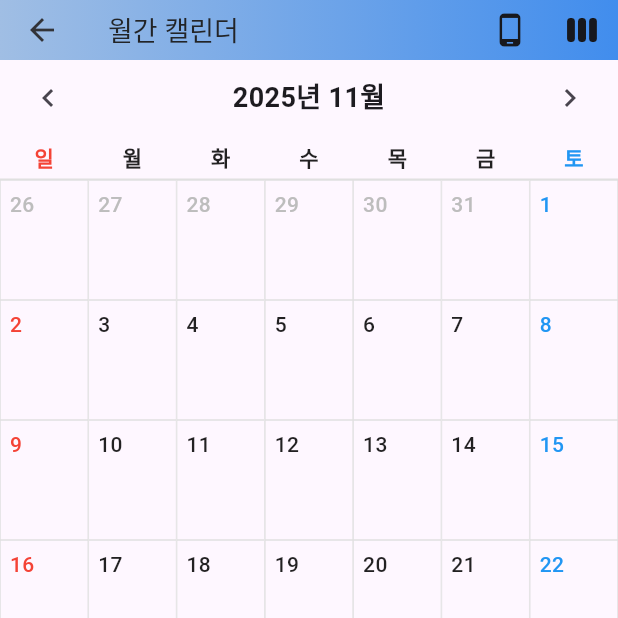
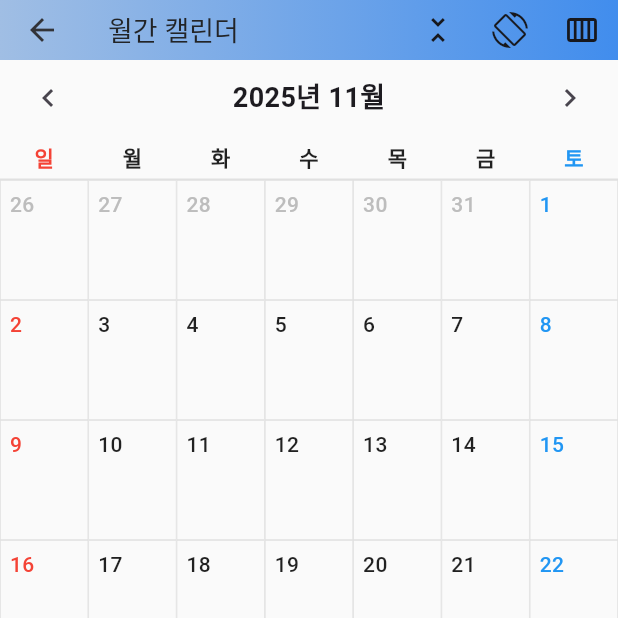
Before and after one commit to ssh5437/flutter_schedule_app, a Flutter app: the CalendarViewScreen screen opened directly, on a phone screen of 412 x 824 dp, the top half of it. Run offline on Flutter 3.47's test engine with Material 3 defaults, Android fonts, the phone set to English and light mode, and no system bars; our stand-ins replace app_links, file_picker, firebase_analytics, firebase_core, fl_chart, flutter_colorpicker and 10 more; missing offline and left inert: encrypt, home_widget, pointycastle, workmanager; accounts and stored records are empty; statements that could not run were skipped.

Commit message:
월캘린더 확장/축소버튼 추가, 배경색 좀 더 흰색으로 변경

```diff
--- a/lib/main.dart
+++ b/lib/main.dart
@@ -202,6 +202,7 @@ class _MyAppState extends State<MyApp> {
         title: '비비 관리',
         theme: ThemeData(
           colorScheme: ColorScheme.fromSeed(seedColor: Colors.deepPurple),
+          scaffoldBackgroundColor: const Color(0xFFFAFAFA),
           useMaterial3: true,
         ),
         debugShowCheckedModeBanner: false,
@@ -364,6 +365,7 @@ class _MainScreenState extends State<MainScreen> {
           });
         },
         type: BottomNavigationBarType.fixed,
+        backgroundColor: const Color(0xFFFAFAFA),
         selectedItemColor: const Color(0xFF579bf2),
         items: const [
           BottomNavigationBarItem(
--- a/lib/screens/calendar_screen.dart
+++ b/lib/screens/calendar_screen.dart
@@ -23,14 +23,16 @@ class CalendarScreenState extends State<CalendarScreen> {
   final ScrollController _scrollController = ScrollController();
   Color _pendingColor = const Color(0xFFFAE6BB); // 예정 스케줄 색상
   Color _confirmedColor = const Color(0xFFFFFFFF); // 확정 스케줄 색상 (흰색)
+  bool _isCalendarCompact = false; // 캘린더 축소 모드 여부
 
   // 외부에서 호출 가능한 새로고침 메서드
   void refresh() {
     _loadSchedules();
   }
 
-  // 외부에서 접근 가능한 isPortrait getter
+  // 외부에서 접근 가능한 getter들
   bool get isPortrait => _isPortrait;
+  bool get isCalendarCompact => _isCalendarCompact;
 
   // 외부에서 호출 가능한 가로/세로 전환 메서드
   void toggleOrientation() {
@@ -39,12 +41,34 @@ class CalendarScreenState extends State<CalendarScreen> {
     });
   }
 
+  // 외부에서 호출 가능한 캘린더 확장/축소 전환 메서드
+  void toggleCalendarCompactMode() {
+    _toggleCalendarCompactMode();
+  }
+
   @override
   void initState() {
     super.initState();
     _selectedDay = _focusedDay;
     _loadSchedules();
     _loadColors();
+    _loadCalendarCompactState();
+  }
+
+  Future<void> _loadCalendarCompactState() async {
+    final prefs = await SharedPreferences.getInstance();
+    if (!mounted) return;
+    setState(() {
+      _isCalendarCompact = prefs.getBool('calendar_compact_mode') ?? false;
+    });
+  }
+
+  Future<void> _toggleCalendarCompactMode() async {
+    final prefs = await SharedPreferences.getInstance();
+    setState(() {
+      _isCalendarCompact = !_isCalendarCompact;
+    });
+    await prefs.setBool('calendar_compact_mode', _isCalendarCompact);
   }
 
   Future<void> _loadColors() async {
@@ -267,10 +291,63 @@ class CalendarScreenState extends State<CalendarScreen> {
           color: backgroundColor,
           border: Border.all(color: borderColor, width: isToday || isSelected ? 2 : 0.5),
         ),
+        child: AnimatedContainer(
+          duration: const Duration(milliseconds: 300),
+          curve: Curves.easeInOut,
           child: Column(
             crossAxisAlignment: CrossAxisAlignment.stretch,
             children: [
               // 날짜 표시
+              if (_isCalendarCompact)
+                // 축소 모드: 날짜와 업체별 색상 점 표시
+                Padding(
+                  padding: const EdgeInsets.symmetric(horizontal: 4.0, vertical: 2.0),
+                  child: Column(
+                    crossAxisAlignment: CrossAxisAlignment.start,
+                    children: [
+                      // 날짜
+                      Text(
+                        '${day.day}',
+                        style: TextStyle(
+                          fontSize: 12,
+                          fontWeight: isToday ? FontWeight.bold : FontWeight.w500,
+                          color: isOutside
+                              ? Colors.grey.shade400
+                              : isWeekend
+                                  ? (day.weekday == DateTime.sunday ? Colors.red : Colors.blue)
+                                  : Colors.black87,
+                        ),
+                      ),
+                      // 업체별 색상 점 표시
+                      if (schedules.isNotEmpty)
+                        Padding(
+                          padding: const EdgeInsets.only(top: 4.0),
+                          child: Wrap(
+                            spacing: 2,
+                            runSpacing: 2,
+                            children: schedules.map((schedule) {
+                              // 업체 색상 가져오기
+                              final companyColor = schedule.companyName != null
+                                  ? _companyColors[schedule.companyName] ?? 0xFF9E9E9E
+                                  : 0xFF9E9E9E;
+                              final color = Color(companyColor);
+
+                              return Container(
+                                width: 6,
+                                height: 6,
+                                decoration: BoxDecoration(
+                                  color: color,
+                                  shape: BoxShape.circle,
+                                ),
+                              );
+                            }).toList(),
+                          ),
+                        ),
+                    ],
+                  ),
+                )
+              else
+                // 확장 모드: 날짜만 표시
                 Container(
                   padding: const EdgeInsets.all(6.0),
                   child: Text(
@@ -286,10 +363,12 @@ class CalendarScreenState extends State<CalendarScreen> {
                     ),
                   ),
                 ),
-            // 스케줄 목록
+              // 스케줄 목록 또는 개수 표시 (확장 모드에서만)
+              if (!_isCalendarCompact)
                 Expanded(
                   child: schedules.isEmpty
                       ? const SizedBox.shrink()
+                        // 확장 모드: 스케줄 상세 정보 표시
                         : ListView.builder(
                             padding: const EdgeInsets.symmetric(horizontal: 4, vertical: 0),
                             physics: const NeverScrollableScrollPhysics(),
@@ -339,6 +418,7 @@ class CalendarScreenState extends State<CalendarScreen> {
                           ),
                 ),
             ],
+          ),
         ),
       ),
     );
@@ -401,12 +481,18 @@ class CalendarScreenState extends State<CalendarScreen> {
         }
       }
 
+      // 축소 모드: 고정 높이 50px (날짜와 개수만 표시)
+      if (_isCalendarCompact) {
+        rowHeights.add(50.0);
+      } else {
+        // 확장 모드: 기존 로직
         // 스케줄이 2개 이상이면 기본 높이 없이 스케줄 개수만큼만 계산
         // 스케줄이 0~1개면 기본 높이 80px 사용
         final rowHeight = maxSchedulesInWeek >= 2
             ? (maxSchedulesInWeek * 25.0) + 50.0  // 날짜 표시 공간 50px만 추가
             : 80.0 + (maxSchedulesInWeek * 25.0);
         rowHeights.add(rowHeight);
+      }
 
       currentWeekStart = currentWeekStart.add(const Duration(days: 7));
     }
@@ -516,6 +602,7 @@ class CalendarScreenState extends State<CalendarScreen> {
             margin: const EdgeInsets.symmetric(horizontal: 8, vertical: 4),
             decoration: BoxDecoration(
               color: backgroundColor,
+              borderRadius: BorderRadius.circular(8),
               border: Border(
                 left: BorderSide(
                   color: borderColor,
--- a/lib/screens/calendar_view_screen.dart
+++ b/lib/screens/calendar_view_screen.dart
@@ -44,6 +44,12 @@ class CalendarViewScreenState extends State<CalendarViewScreen> {
     }
   }
 
+  void _toggleCalendarCompact() {
+    if (!_isWeeklyView) {
+      _monthlyKey.currentState?.toggleCalendarCompactMode();
+    }
+  }
+
   @override
   Widget build(BuildContext context) {
     return Scaffold(
@@ -51,19 +57,32 @@ class CalendarViewScreenState extends State<CalendarViewScreen> {
         title: _isWeeklyView ? '주간 캘린더' : '월간 캘린더',
         toolbarHeight: 40,
         actions: [
+          // 월간 캘린더일 때만 확장/축소 버튼 표시
+          if (!_isWeeklyView)
+            IconButton(
+              icon: Icon(
+                _monthlyKey.currentState?.isCalendarCompact ?? false
+                    ? Icons.unfold_more
+                    : Icons.unfold_less,
+              ),
+              onPressed: _toggleCalendarCompact,
+              tooltip: _monthlyKey.currentState?.isCalendarCompact ?? false
+                  ? '캘린더 확장'
+                  : '캘린더 축소',
+            ),
           // 월간 캘린더일 때만 가로/세로 전환 버튼 표시
           if (!_isWeeklyView)
             IconButton(
               icon: Icon(
                 _monthlyKey.currentState?.isPortrait ?? true
-                    ? Icons.phone_android
-                    : Icons.phone_iphone_outlined,
+                    ? Icons.screen_rotation
+                    : Icons.stay_current_portrait,
               ),
               onPressed: _toggleOrientation,
               tooltip: _monthlyKey.currentState?.isPortrait ?? true ? '가로보기' : '세로보기',
             ),
           IconButton(
-            icon: Icon(_isWeeklyView ? Icons.calendar_month : Icons.view_week),
+            icon: Icon(_isWeeklyView ? Icons.calendar_month : Icons.calendar_view_week),
             onPressed: () {
               setState(() {
                 _isWeeklyView = !_isWeeklyView;
--- a/lib/screens/home_screen.dart
+++ b/lib/screens/home_screen.dart
@@ -225,6 +225,7 @@ class HomeScreenState extends State<HomeScreen> {
                             _showPendingSchedules = value;
                           });
                         },
+                        backgroundColor: Colors.white,
                         selectedColor: Colors.orange.shade100,
                         checkmarkColor: Colors.orange.shade700,
                       ),
@@ -237,6 +238,7 @@ class HomeScreenState extends State<HomeScreen> {
                             _showTodayOnly = value;
                           });
                         },
+                        backgroundColor: Colors.white,
                         selectedColor: Colors.blue.shade100,
                         checkmarkColor: Colors.blue.shade700,
                       ),
```
Lines whose indentation alone changed are shown as unchanged.
